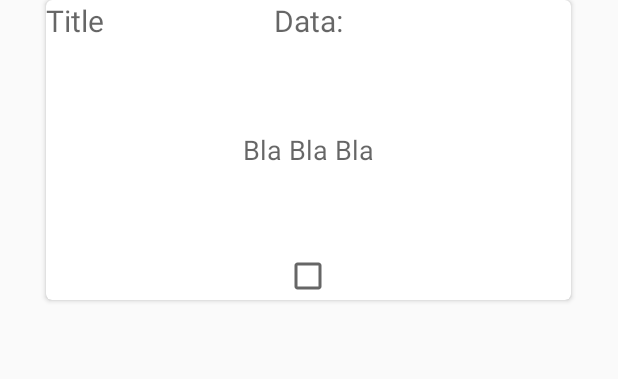
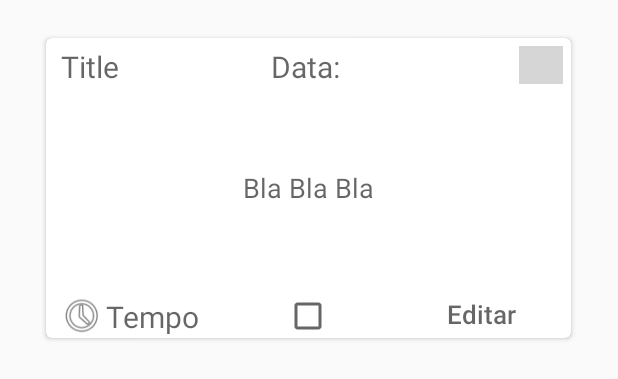
Before and after one commit to GabrielCeffas/zone, an Android app: the layout fragment_revisao.xml on its own in the app's theme, with its tools: preview values and no code run, on a phone screen of 412 x 824 dp. Shown: the top 379 px of the screen. Run offline under Robolectric (Android 15) with nearby library versions, the phone set to English and light mode, and no system bars; grey boxes are pictures that could not be loaded.

Commit message:
Revisão-16/10

```diff
--- a/app/src/main/res/layout/fragment_revisao.xml
+++ b/app/src/main/res/layout/fragment_revisao.xml
@@ -15,36 +15,83 @@
         android:layout_gravity="fill_vertical|center_horizontal"
         android:background="@color/colorGray"
         android:elevation="5dp"
-        card_view:cardCornerRadius="4dp">
+        card_view:cardCornerRadius="4dp"
+        android:layout_marginTop="25dp">
 
         <CheckBox
             android:id="@+id/checkBox"
             android:layout_width="wrap_content"
-            android:layout_height="wrap_content"
+            android:layout_height="30dp"
             android:layout_gravity="bottom|center_horizontal" />
 
         <TextView
             android:id="@+id/info_text"
             android:layout_width="match_parent"
-            android:layout_height="52dp"
+            android:layout_height="25dp"
             android:hint="Title"
-            android:textSize="20dp" />
+            android:textSize="20dp"
+            android:layout_marginEnd="205dp"
+            android:layout_marginStart="10dp"
+            android:layout_marginTop="5dp"/>
+
+        <TextView
+            android:layout_width="50dp"
+            android:layout_height="25dp"
+            android:hint="Data:"
+            android:textSize="20dp"
+            android:layout_marginLeft="150dp"
+            android:layout_marginTop="5dp"/>
 
         <TextView
             android:layout_width="match_parent"
-            android:layout_height="match_parent"
-            android:gravity="top|center_horizontal"
-            android:hint="Data:"
-            android:textSize="20dp" />
+            android:layout_height="25dp"
+            android:layout_marginStart="199dp"
+            android:textSize="20dp"
+            android:layout_marginTop="5dp"
+            android:layout_marginEnd="40dp"/>
 
         <TextView
             android:layout_width="match_parent"
-            android:layout_height="151dp"
+            android:layout_height="140dp"
             android:layout_gravity="center"
             android:gravity="center"
             android:hint="Bla Bla Bla"
             android:textSize="18dp" />
 
+        <ImageView
+            android:id="@+id/imageView4"
+            android:layout_width="wrap_content"
+            android:layout_height="30dp"
+            android:layout_marginStart="8dp"
+            android:layout_marginTop="170dp"
+            app:srcCompat="@android:drawable/ic_menu_recent_history" />
+
+        <TextView
+            android:layout_width="match_parent"
+            android:layout_height="25dp"
+            android:layout_marginStart="40dp"
+            android:layout_marginEnd="190dp"
+            android:layout_marginTop="172dp"
+            android:hint="Tempo"
+            android:textSize="20dp"/>
+        <Button
+            android:layout_width="match_parent"
+            android:layout_height="40dp"
+            android:layout_marginStart="250dp"
+            android:layout_marginEnd="20dp"
+            android:layout_marginTop="162dp"
+            style="@style/Widget.AppCompat.Button.Borderless"
+            android:hint="Editar"
+            android:textSize="17dp"/>
+        <ImageView
+            android:id="@+id/MiniMax"
+            android:layout_width="match_parent"
+            android:layout_height="25dp"
+            android:layout_marginStart="315dp"
+            android:layout_marginTop="5dp"
+            android:layout_marginEnd="5dp"
+            app:srcCompat="@drawable/minimax"/>
+
+
     </android.support.v7.widget.CardView>
-
 </FrameLayout>
```
